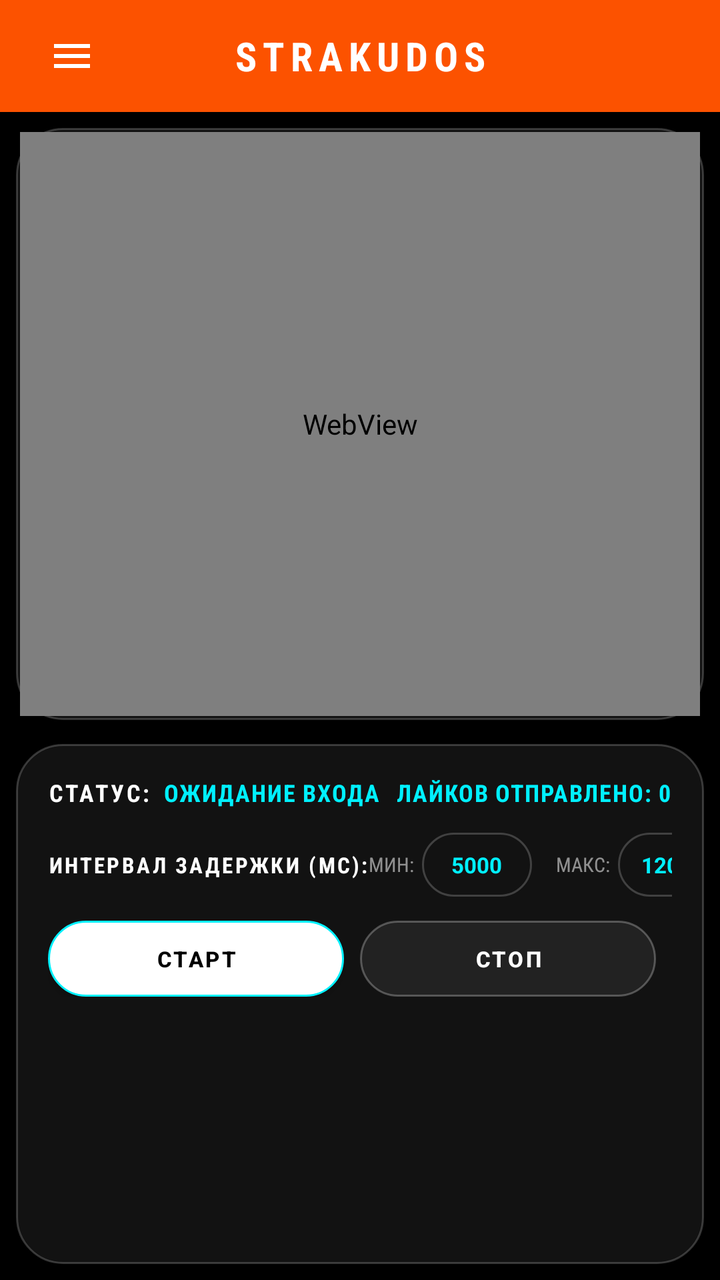
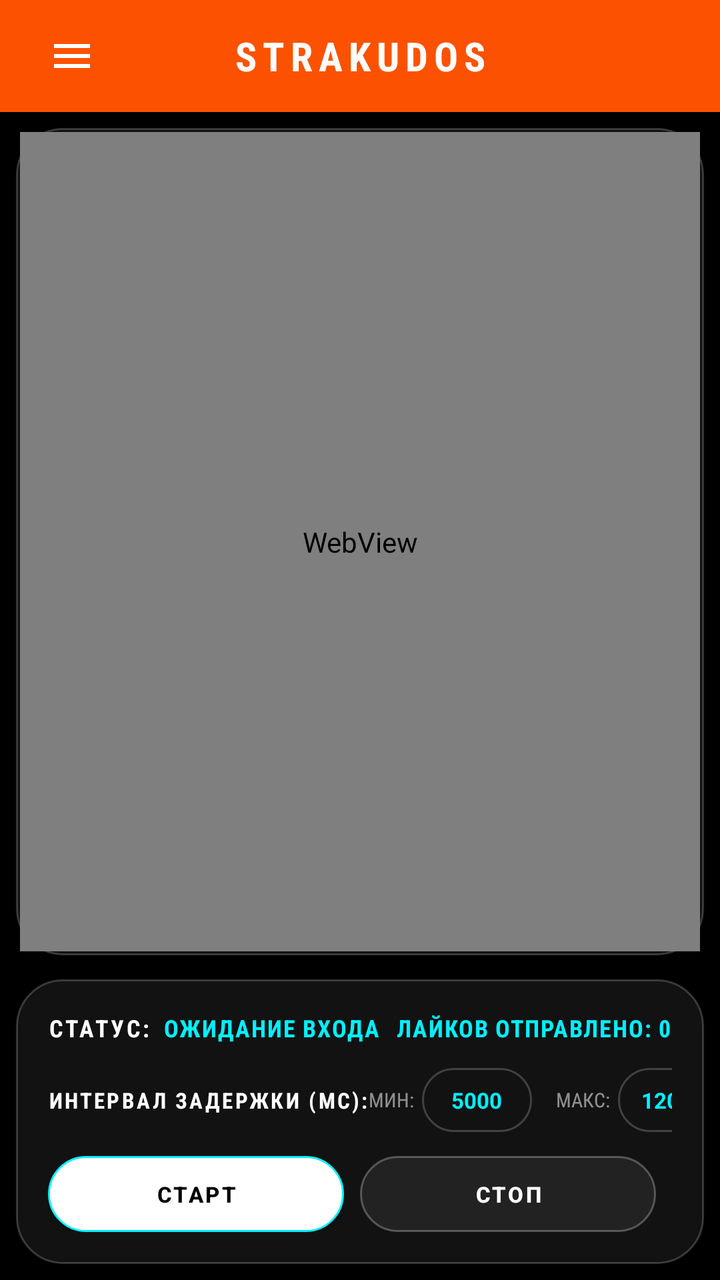

Before-and-after screenshots of an Android layout around one commit, followed by the original layout XML and the change that was made.
<!-- AndroidManifest.xml: application theme Theme.StravaKudos -->
<!-- res/layout/activity_main.xml -->
<?xml version="1.0" encoding="utf-8"?>
<androidx.drawerlayout.widget.DrawerLayout
    xmlns:android="http://schemas.android.com/apk/res/android"
    xmlns:app="http://schemas.android.com/apk/res-auto"
    android:id="@+id/drawerLayout"
    android:layout_width="match_parent"
    android:layout_height="match_parent"
    android:background="#000000">

    
    <LinearLayout
        android:layout_width="match_parent"
        android:layout_height="match_parent"
        android:orientation="vertical"
        android:background="#000000">

        
        <LinearLayout
            android:layout_width="match_parent"
            android:layout_height="56dp"
            android:orientation="horizontal"
            android:gravity="center_vertical"
            android:background="#FC5200"
            android:paddingStart="16dp"
            android:paddingEnd="16dp">

            <ImageButton
                android:id="@+id/btnMenu"
                android:layout_width="40dp"
                android:layout_height="40dp"
                android:background="?android:attr/selectableItemBackgroundBorderless"
                android:src="@drawable/ic_menu"
                android:tint="#FFFFFF"
                android:padding="8dp" />

            <TextView
                android:layout_width="0dp"
                android:layout_height="wrap_content"
                android:layout_weight="1"
                android:text="STRAKUDOS"
                android:textColor="#FFFFFF"
                android:textStyle="bold"
                android:textSize="20sp"
                android:gravity="center"
                android:fontFamily="sans-serif-condensed"
                android:letterSpacing="0.15" />

            <View
                android:layout_width="40dp"
                android:layout_height="40dp" />
        </LinearLayout>

        
        <LinearLayout
            android:layout_width="match_parent"
            android:layout_height="0dp"
            android:layout_weight="1"
            android:orientation="vertical"
            android:padding="8dp">

        
        <FrameLayout
            android:layout_width="match_parent"
            android:layout_height="0dp"
            android:layout_weight="1"
            android:background="@drawable/card_glass_bg"
            android:layout_marginBottom="12dp"
            android:padding="2dp">

            <android.webkit.WebView
                android:id="@+id/webView"
                android:layout_width="match_parent"
                android:layout_height="match_parent" />

            <View
                android:id="@+id/touchOverlay"
                android:layout_width="match_parent"
                android:layout_height="match_parent"
                android:background="#2200F0FF"
                android:visibility="gone"
                android:clickable="true"
                android:focusable="true" />
        </FrameLayout>

        
        <LinearLayout
            android:layout_width="match_parent"
            android:layout_height="260dp"
            android:background="@drawable/card_glass_bg"
            android:orientation="vertical"
            android:padding="16dp">

            
            <LinearLayout
                android:layout_width="match_parent"
                android:layout_height="wrap_content"
                android:orientation="horizontal"
                android:gravity="center_vertical"
                android:layout_marginBottom="12dp">

                <TextView
                    android:layout_width="wrap_content"
                    android:layout_height="wrap_content"
                    android:text="СТАТУС:"
                    android:textColor="#FFFFFF"
                    android:textStyle="bold"
                    android:fontFamily="sans-serif-condensed"
                    android:textSize="12sp"
                    android:letterSpacing="0.1" />

                <TextView
                    android:id="@+id/tvStatus"
                    android:layout_width="0dp"
                    android:layout_height="wrap_content"
                    android:layout_weight="1"
                    android:layout_marginStart="6dp"
                    android:text="ОЖИДАНИЕ ВХОДА"
                    android:textColor="#00F0FF"
                    android:textStyle="bold"
                    android:fontFamily="sans-serif-condensed"
                    android:textSize="12sp"
                    android:letterSpacing="0.05" />

                <TextView
                    android:id="@+id/tvStats"
                    android:layout_width="wrap_content"
                    android:layout_height="wrap_content"
                    android:text="ЛАЙКОВ ОТПРАВЛЕНО: 0"
                    android:textColor="#00F0FF"
                    android:textStyle="bold"
                    android:fontFamily="sans-serif-condensed"
                    android:textSize="12sp"
                    android:letterSpacing="0.05" />
            </LinearLayout>

            
            <LinearLayout
                android:layout_width="match_parent"
                android:layout_height="wrap_content"
                android:orientation="horizontal"
                android:gravity="center_vertical"
                android:layout_marginBottom="12dp">

                <TextView
                    android:layout_width="wrap_content"
                    android:layout_height="wrap_content"
                    android:text="ИНТЕРВАЛ ЗАДЕРЖКИ (МС):"
                    android:textColor="#FFFFFF"
                    android:textStyle="bold"
                    android:fontFamily="sans-serif-condensed"
                    android:textSize="11sp"
                    android:letterSpacing="0.1" />

                <View
                    android:layout_width="0dp"
                    android:layout_height="0dp"
                    android:layout_weight="1" />

                <TextView
                    android:layout_width="wrap_content"
                    android:layout_height="wrap_content"
                    android:text="МИН:"
                    android:textColor="#88FFFFFF"
                    android:fontFamily="sans-serif-condensed"
                    android:textSize="10sp"
                    android:layout_marginEnd="4dp" />

                <EditText
                    android:id="@+id/etMinDelay"
                    android:layout_width="55dp"
                    android:layout_height="32dp"
                    android:background="@drawable/card_glass_bg"
                    android:gravity="center"
                    android:inputType="number"
                    android:text="5000"
                    android:textColor="#00F0FF"
                    android:textStyle="bold"
                    android:textSize="11sp"
                    android:padding="2dp" />

                <TextView
                    android:layout_width="wrap_content"
                    android:layout_height="wrap_content"
                    android:text="МАКС:"
                    android:textColor="#88FFFFFF"
                    android:fontFamily="sans-serif-condensed"
                    android:textSize="10sp"
                    android:layout_marginStart="12dp"
                    android:layout_marginEnd="4dp" />

                <EditText
                    android:id="@+id/etMaxDelay"
                    android:layout_width="55dp"
                    android:layout_height="32dp"
                    android:background="@drawable/card_glass_bg"
                    android:gravity="center"
                    android:inputType="number"
                    android:text="12000"
                    android:textColor="#00F0FF"
                    android:textStyle="bold"
                    android:textSize="11sp"
                    android:padding="2dp" />
            </LinearLayout>

            
            <LinearLayout
                android:layout_width="match_parent"
                android:layout_height="wrap_content"
                android:orientation="horizontal"
                android:gravity="center"
                android:layout_marginBottom="12dp">

                <Button
                    android:id="@+id/btnStart"
                    android:layout_width="0dp"
                    android:layout_height="38dp"
                    android:layout_weight="1"
                    android:layout_marginEnd="8dp"
                    android:background="@drawable/btn_primary_bg"
                    android:text="СТАРТ"
                    android:textColor="#000000"
                    android:textStyle="bold"
                    android:textSize="11sp"
                    android:letterSpacing="0.1"
                    android:padding="0dp" />

                <Button
                    android:id="@+id/btnStop"
                    android:layout_width="0dp"
                    android:layout_height="38dp"
                    android:layout_weight="1"
                    android:layout_marginEnd="8dp"
                    android:background="@drawable/btn_secondary_bg"
                    android:enabled="false"
                    android:text="СТОП"
                    android:textColor="#FFFFFF"
                    android:textStyle="bold"
                    android:textSize="11sp"
                    android:letterSpacing="0.1"
                    android:padding="0dp" />

            </LinearLayout>
        </LinearLayout>
        </LinearLayout>
    </LinearLayout>

    
    <com.google.android.material.navigation.NavigationView
        android:id="@+id/navigationView"
        android:layout_width="280dp"
        android:layout_height="match_parent"
        android:layout_gravity="start"
        android:background="#0A0A0A"
        app:itemTextColor="#FFFFFF"
        app:itemIconTint="#FFFFFF"
        app:itemTextAppearance="@style/NavMenuText"
        app:headerLayout="@layout/nav_header"
        app:menu="@menu/nav_menu" />

</androidx.drawerlayout.widget.DrawerLayout>
<!-- res/layout/nav_header.xml (included above) -->
<?xml version="1.0" encoding="utf-8"?>
<LinearLayout xmlns:android="http://schemas.android.com/apk/res/android"
    android:layout_width="match_parent"
    android:layout_height="wrap_content"
    android:background="#0A0A0A"
    android:orientation="vertical"
    android:padding="24dp">

    <TextView
        android:layout_width="match_parent"
        android:layout_height="wrap_content"
        android:text="STRAKUDOS"
        android:textColor="#00F0FF"
        android:textStyle="bold"
        android:textSize="24sp"
        android:fontFamily="sans-serif-condensed"
        android:letterSpacing="0.15" />

    <TextView
        android:layout_width="match_parent"
        android:layout_height="wrap_content"
        android:layout_marginTop="4dp"
        android:text="Автоматизация лайков Strava"
        android:textColor="#88FFFFFF"
        android:textSize="12sp"
        android:fontFamily="sans-serif-condensed" />

    <View
        android:layout_width="match_parent"
        android:layout_height="1dp"
        android:layout_marginTop="16dp"
        android:background="#33FFFFFF" />

</LinearLayout>
<!-- resources referenced by this layout -->
<resources>
  <!-- drawable btn_primary_bg (drawable) -->
  <?xml version="1.0" encoding="utf-8"?>
  <selector xmlns:android="http://schemas.android.com/apk/res/android">
      <item android:state_enabled="false">
          <shape android:shape="rectangle">
              <solid android:color="#444444" />
              <corners android:radius="9999dp" />
          </shape>
      </item>
      <item android:state_pressed="true">
          <shape android:shape="rectangle">
              <solid android:color="#00D0E0" /> 
              <corners android:radius="9999dp" />
          </shape>
      </item>
      <item>
          <shape android:shape="rectangle">
              <solid android:color="#FFFFFF" /> 
              <corners android:radius="9999dp" />
              <stroke
                  android:width="1dp"
                  android:color="#00F0FF" /> 
          </shape>
      </item>
  </selector>
  <!-- drawable btn_secondary_bg (drawable) -->
  <?xml version="1.0" encoding="utf-8"?>
  <selector xmlns:android="http://schemas.android.com/apk/res/android">
      <item android:state_enabled="false">
          <shape android:shape="rectangle">
              <solid android:color="#222222" />
              <corners android:radius="9999dp" />
              <stroke
                  android:width="1dp"
                  android:color="#44FFFFFF" />
          </shape>
      </item>
      <item android:state_pressed="true">
          <shape android:shape="rectangle">
              <solid android:color="#0022AA" />
              <corners android:radius="9999dp" />
          </shape>
      </item>
      <item>
          <shape android:shape="rectangle">
              <solid android:color="#0A45FF" /> 
              <corners android:radius="9999dp" />
              <stroke
                  android:width="1dp"
                  android:color="#FFFFFF" />
          </shape>
      </item>
  </selector>
  <!-- drawable card_glass_bg (drawable) -->
  <?xml version="1.0" encoding="utf-8"?>
  <shape xmlns:android="http://schemas.android.com/apk/res/android"
      android:shape="rectangle">
      <solid android:color="#121212" /> 
      <corners android:radius="23dp" />
      <stroke
          android:width="1dp"
          android:color="#33FFFFFF" /> 
  </shape>
  <!-- drawable ic_menu (drawable) -->
  <?xml version="1.0" encoding="utf-8"?>
  <vector xmlns:android="http://schemas.android.com/apk/res/android"
      android:width="24dp"
      android:height="24dp"
      android:viewportWidth="24"
      android:viewportHeight="24">
      <path
          android:fillColor="#FFFFFF"
          android:pathData="M3,18h18v-2L3,16v2zM3,13h18v-2L3,11v2zM3,6v2h18L21,6L3,6z" />
  </vector>
  <style name="NavMenuText" parent="TextAppearance.Material3.BodyLarge">
          <item name="android:textSize">16sp</item>
          <item name="android:textColor">#FFFFFF</item>
      </style>
  <style name="Theme.StravaKudos" parent="Theme.Material3.DayNight.NoActionBar">
          <item name="colorPrimary">#FC5200</item>
          <item name="colorSecondary">#E64A19</item>
          <item name="android:statusBarColor">#FC5200</item>
      </style>
</resources>

<!-- the commit's change to res/layout/activity_main.xml (unified diff, before → after) -->
@@ -85,7 +85,7 @@
         
         <LinearLayout
             android:layout_width="match_parent"
-            android:layout_height="260dp"
+            android:layout_height="wrap_content"
             android:background="@drawable/card_glass_bg"
             android:orientation="vertical"
             android:padding="16dp">
@@ -207,8 +207,7 @@
                 android:layout_width="match_parent"
                 android:layout_height="wrap_content"
                 android:orientation="horizontal"
-                android:gravity="center"
-                android:layout_marginBottom="12dp">
+                android:gravity="center">
 
                 <Button
                     android:id="@+id/btnStart"
